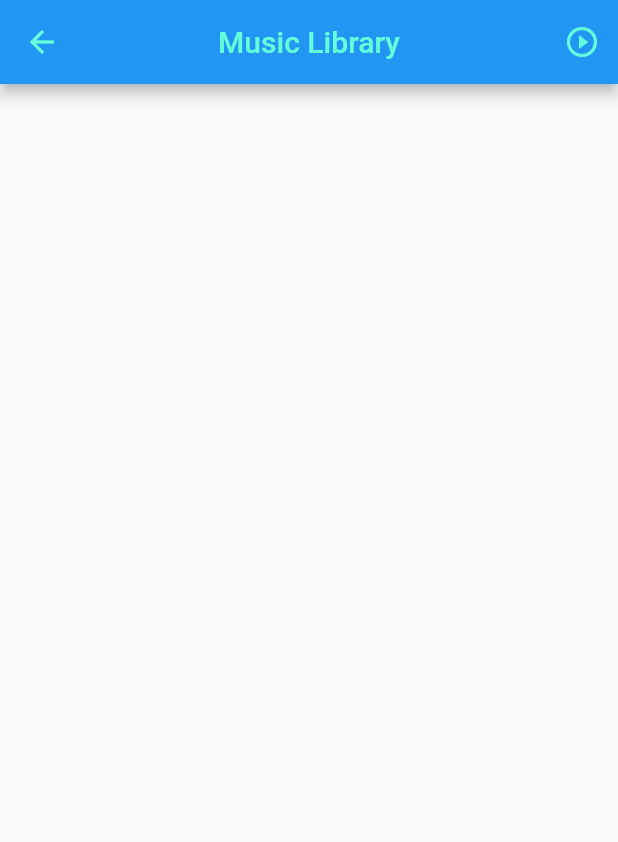
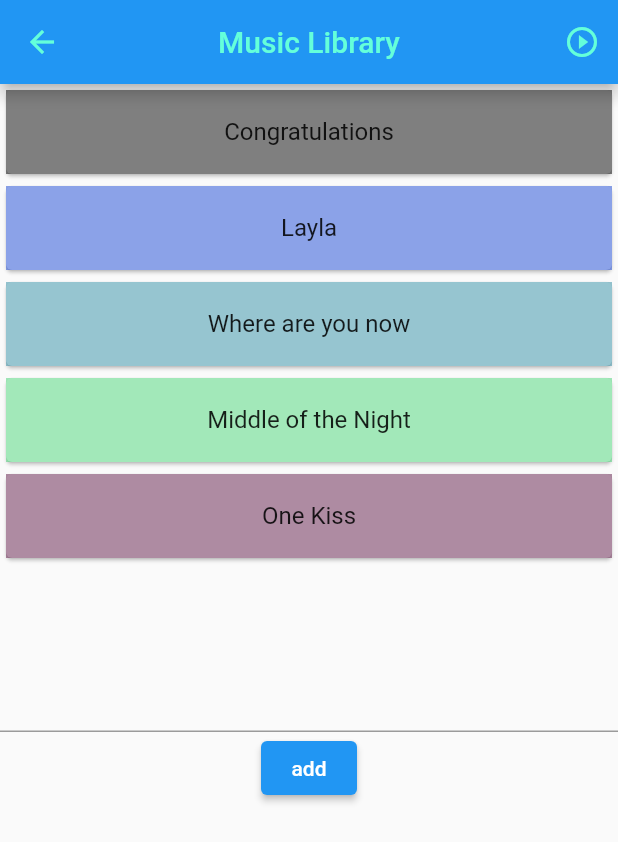
Before and after one commit to Yannis02/m335_project, a Flutter app: the screen it shows after launch, after a tap on the "music note" icon, on a phone screen of 412 x 824 dp. Shown: the top 842 px of the screen. Run offline on Flutter 3.47's test engine with Material 2 defaults, Android fonts, the phone set to English and light mode, and no system bars; our stand-ins replace just_audio.

Commit message:
everything frontend

```diff
--- a/lib/main.dart
+++ b/lib/main.dart
@@ -1,21 +1,26 @@
 import 'package:flutter/material.dart';
+import 'package:provider/provider.dart';
 
 import 'package:m335_project/pages/normalStartPage.dart';
 import 'package:m335_project/pages/carModePage.dart';
 import 'package:m335_project/pages/libraryPage.dart';
+import 'package:m335_project/model/songLibrary.dart';
 
 void main() {
-  runApp(const VideoApp());
+  SongLibrary data = SongLibrary();
+  runApp(VideoApp(data));
 }
 
 class VideoApp extends StatelessWidget {
-  const VideoApp({Key? key}) : super(key: key);
+  final SongLibrary data;
+  VideoApp(this.data, {Key? key}) : super(key: key);
 
-  // This widget is the root of your application.
+  // This widget is the root  of your application.
   @override
   Widget build(BuildContext context) {
-    return MaterialApp(
-      title: 'Flutter Demo',
+    return ChangeNotifierProvider<SongLibrary>(
+      create: (_) => data, child: MaterialApp(
+      title: 'Music Player',
       theme: ThemeData(
         // This is the theme of your application.
         //
@@ -29,7 +34,7 @@ class VideoApp extends StatelessWidget {
         primarySwatch: Colors.blue,
       ),
       home: NormalStartPage(),
-    );
+    ), );
   }
 }
 
--- /dev/null
+++ b/lib/model/songLibrary.dart
@@ -0,0 +1,27 @@
+import 'dart:math';
+import 'package:flutter/material.dart';
+
+class SongLibrary extends ChangeNotifier {
+  late List<String> _songs;
+
+  SongLibrary() {
+    _songs = [
+      "Congratulations",
+      "Layla",
+      "Where are you now",
+      "Middle of the Night",
+      "One Kiss"
+
+    ];
+  }
+
+  List<String> get songs => List.unmodifiable(_songs);
+
+  String get randomSong => _songs[Random().nextInt(_songs.length)];
+
+  add(String wisdom) {
+    _songs.add(wisdom);
+    notifyListeners();
+  }
+
+}
--- a/lib/pages/libraryPage.dart
+++ b/lib/pages/libraryPage.dart
@@ -1,8 +1,11 @@
 import 'package:flutter/material.dart';
 import 'package:just_audio/just_audio.dart';
+import 'package:provider/provider.dart';
+import 'dart:math' as math;
 
 import 'package:m335_project/pages/normalStartPage.dart';
 import 'package:m335_project/pages/carModePage.dart';
+import 'package:m335_project/model/songLibrary.dart';
 
 class LibraryPage extends StatefulWidget {
   @override
@@ -11,8 +14,18 @@ class LibraryPage extends StatefulWidget {
 }
 
 class _LibraryPageState extends State<LibraryPage> {
+  final myController = TextEditingController();
+
+  @override
+  void dispose(){
+    myController.dispose();
+    super.dispose();
+  }
+
   @override
   Widget build(BuildContext context) {
+    var songs = Provider.of<SongLibrary>(context);
+
     return Scaffold(
       appBar: AppBar(
         title: Text("Music Library"),
@@ -28,11 +41,53 @@ class _LibraryPageState extends State<LibraryPage> {
                   }),
                 );
               },
-              icon: Icon(Icons.play_circle_outline)),
+              icon: Icon(Icons.play_circle_outline),
+          ),
+
         ],
       ),
-      body: Container(),
+      body: Container(
+        child: Column(
+          mainAxisAlignment: MainAxisAlignment.center,
+          children: [
+            Expanded(child: songList(context)),
+            Expanded(child: songForm(context))
+          ],
+        ),
+      ),
     );
   }
 
-}
+  Widget songList(BuildContext context) {
+    var songData = Provider.of<SongLibrary>(context);
+    return Scrollbar(child: ListView.builder(
+        itemCount: songData.songs.length,
+        itemBuilder: (context, index) {
+          return Card(
+            child: ListTile(
+              tileColor: Color((index / 11 * 0xFFFFFF).toInt()).withOpacity(
+                  0.5),
+              title: Center(child: Text(songData.songs[index])),
+            ),
+          );
+        }));
+  }
+    Widget songForm(BuildContext context){
+      var songData = Provider.of<SongLibrary>(context);
+      return Column(
+        children: [
+          TextField(
+            controller: myController,
+          ),
+          ElevatedButton(
+              onPressed: (){
+                if(myController.text.isNotEmpty){
+                  songData.add(myController.text);
+                  myController.clear();
+                }
+              }, child: Text("add"))
+        ],
+      );
+    }
+
+  }
--- a/lib/pages/normalStartPage.dart
+++ b/lib/pages/normalStartPage.dart
@@ -1,18 +1,32 @@
 import 'package:flutter/material.dart';
 import 'package:just_audio/just_audio.dart';
+import 'package:provider/provider.dart';
+import '../model/speedometer.dart';
+//import 'package:sensors/sensors.dart';
+import 'dart:math';
 
+import 'package:m335_project/model/songLibrary.dart';
 import 'package:m335_project/pages/libraryPage.dart';
 import 'package:m335_project/pages/carModePage.dart';
 
 class NormalStartPage extends StatefulWidget {
+
   @override
   State<NormalStartPage> createState() => _NormalStartPageState();
 
   }
 
 class _NormalStartPageState extends State<NormalStartPage>{
+  forceRedraw(){
+    setState(() => {});
+  }
+  final player = AudioPlayer();
+  //final duration = await player.setUrl(           // Load a URL
+  //'lib/media/congratulations.mp3');
   @override
   Widget build(BuildContext context) {
+    var songs = Provider.of<SongLibrary>(context);
+    String songName = songs.randomSong;
     return Scaffold(
       appBar: AppBar(
         title: Text("Music Player"),
@@ -50,20 +64,23 @@ class _NormalStartPageState extends State<NormalStartPage>{
               width: 220,
 
             ), SizedBox(height: MediaQuery.of(context).size.height*0.1,),
-            Center(
-              child: Text("Music Title",
+            GestureDetector(
+              onTap: forceRedraw,
+              child: Center(
+              child: Text(songName,
               style: TextStyle(
                 fontSize: 40,
               ),),
             ),
-            SizedBox(height: MediaQuery.of(context).size.height*0.1,),
+            ),
+            SizedBox(height: MediaQuery.of(context).size.height*0.05,),
             Center(
               child: Row(
                 mainAxisAlignment: MainAxisAlignment.center,
               children: [
                 IconButton(
                   icon: Image.asset('lib/media/schildkrote.png'),
-                  iconSize: 100,
+                  iconSize: 80,
 
                   onPressed: () {},
                 ),
@@ -77,7 +94,7 @@ class _NormalStartPageState extends State<NormalStartPage>{
                 SizedBox(width: 20),
                 IconButton(
                   icon: Image.asset('lib/media/hase.png'),
-                  iconSize: 100,
+                  iconSize: 80,
 
                   onPressed: () {},
                 ),
--- a/pubspec.yaml
+++ b/pubspec.yaml
@@ -30,6 +30,8 @@ dependencies:
   flutter:
     sdk: flutter
   just_audio: ^0.9.27
+  provider: ^6.0.3
+  sensors: '>=0.4.2+5 <2.0.0'
 
 
   # The following adds the Cupertino Icons font to your application.
@@ -66,6 +68,7 @@ flutter:
     - lib/media/posty.jpg
     - lib/media/schildkrote.png
     - lib/media/hase.png
+    - lib/media/congratulations.mp3
 
   # An image asset can refer to one or more resolution-specific "variants", see
   # https://flutter.dev/assets-and-images/#resolution-aware
```
Also changed, not shown: lib/model/speedometer.dart (added, +88 -0 lines), lib/pages/carModePage.dart (+47 -0 lines), pubspec.lock.
